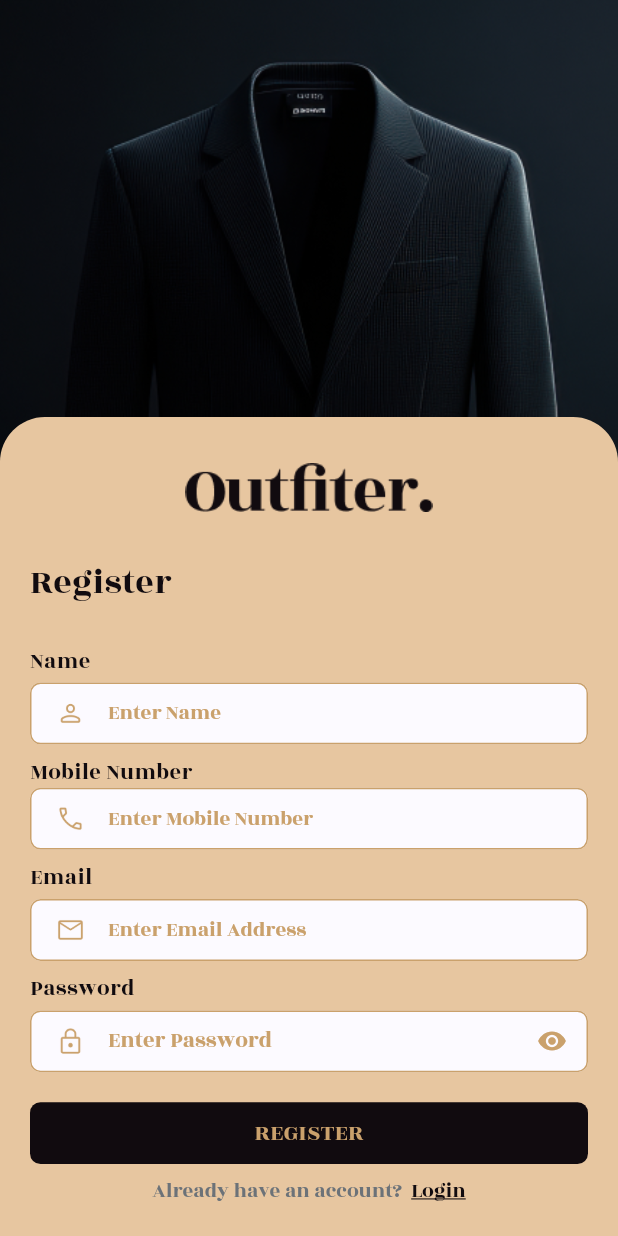
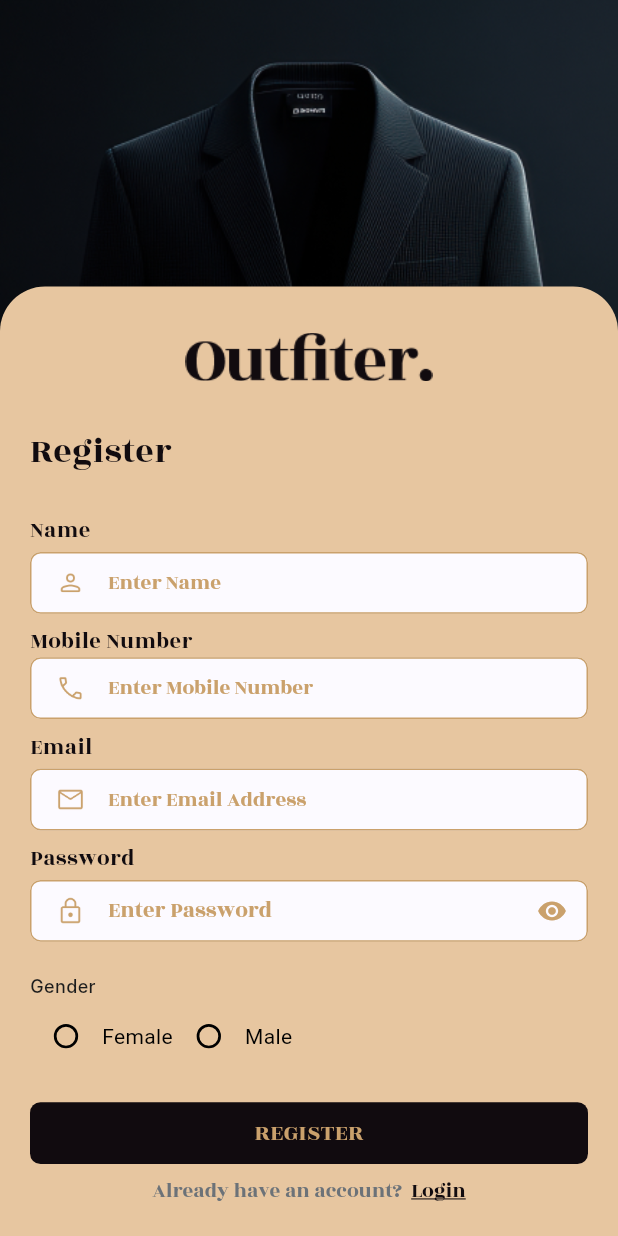
Before and after one commit to SaicharanGattu02/outfitter, a Flutter app: the screen it shows after launch, on a phone screen of 412 x 824 dp. Run offline on Flutter 3.47's test engine with Material 3 defaults, Android fonts, the phone set to English and light mode, and no system bars; our stand-ins replace flutter_spinkit, pin_code_fields, shared_preferences, shimmer; Roboto replaces fonts that are missing (Inter).

Commit message:
Committed by CHARAN 12-11-2024 AT 7:15 AM

```diff
--- a/lib/Authentication/Register.dart
+++ b/lib/Authentication/Register.dart
@@ -1,9 +1,12 @@
 import 'package:flutter/material.dart';
 import 'package:outfitter/Authentication/Login.dart';
-import 'package:outfitter/Screens/dashbord.dart';
+
+import 'package:outfitter/Services/UserApi.dart';
 import 'package:outfitter/utils/Mywidgets.dart';
 
+import '../utils/CustomSnackBar.dart';
 import '../utils/ShakeWidget.dart';
+import 'Otp.dart';
 
 class Register extends StatefulWidget {
   const Register({super.key});
@@ -18,6 +21,8 @@ class _RegisterState extends State<Register> {
   final TextEditingController _phoneController = TextEditingController();
   final TextEditingController _pwdController = TextEditingController();
   bool _obscureText = true;
+  String _gender="";
+  String _validateGender="";
   // Focus nodes
   final FocusNode _focusNodeFullName = FocusNode();
   final FocusNode _focusNodeEmail = FocusNode();
@@ -28,7 +33,7 @@ class _RegisterState extends State<Register> {
   String _validateemail = "";
   String _validatePhone = "";
   String _validatePwd = "";
-  String _validateGender = "";
+
 
   bool _loading = false;
 
@@ -48,7 +53,33 @@ class _RegisterState extends State<Register> {
         _validateemail.isEmpty &&
         _validatePhone.isEmpty &&
         _validatePwd.isEmpty &&
-        _validateGender.isEmpty) {}
+        _validateGender.isEmpty) {
+      RegisterApi();
+    }
+  }
+
+
+
+  Future<void> RegisterApi() async {
+    var data = await Userapi.PostRegister(_fullNameController.text, _emailController.text, _phoneController.text, _pwdController.text, _gender??"");
+    if (data != null) {
+      setState(() {
+        if (data.settings?.success == 1) {
+          _loading=false;
+          CustomSnackBar.show(context, "${data.settings?.message}");
+          Navigator.push(
+              context, MaterialPageRoute(builder: (context) => Login()));
+          // Navigator.push(
+          //     context, MaterialPageRoute(builder: (context) =>LogInScreen()));
+        } else {
+          _loading=false;
+          CustomSnackBar.show(context, "${data.settings?.message}");
+          print("Register failure");
+        }
+      });
+    } else {
+      print("Register >>>${data?.settings?.message}");
+    }
   }
 
   @override
@@ -59,7 +90,8 @@ class _RegisterState extends State<Register> {
     return Scaffold(
       resizeToAvoidBottomInset: true,
       backgroundColor: Color(0xff),
-      body: Stack(
+      body:
+      Stack(
         fit: StackFit.expand,
         children: [
           Column(
@@ -79,7 +111,9 @@ class _RegisterState extends State<Register> {
             ],
           ),
 
+          SizedBox(height: h*0.1,),
           Positioned(
+
             bottom:0,
             child: Container(
               width: w,
@@ -530,6 +564,81 @@ class _RegisterState extends State<Register> {
                   ),
 
                   const SizedBox(height: 12),
+                  Text(
+                    "Gender",
+                    style: TextStyle(
+                      color: Color(0xff1C1C1C),
+                      fontFamily: "Inter",
+                      fontSize: 12,
+                      fontWeight: FontWeight.w500,
+                      height: 19.36 / 12,
+                    ),
+                  ),
+                  Row(mainAxisAlignment: MainAxisAlignment.start,
+                    crossAxisAlignment: CrossAxisAlignment.start,
+                    children: [
+                      Row(
+                        children: [
+                          Transform.scale(
+                            scale: 0.9,
+                            child: Radio<String>(
+                              value: 'Female',
+                              groupValue: _gender,
+                              activeColor: Color(0xff8856F4), // Change the active color
+                              onChanged: (value) {
+                                setState(() {
+                                  _gender = value!;
+                                });
+                              },
+                            ),
+                          ), // Decrease the space between the Radio and the Text
+                          Text('Female'),
+                        ],
+                      ),
+                      Row(
+                        children: [
+                          Transform.scale(
+                            scale: 0.9, // Adjust the scale to decrease the size
+                            child: Radio<String>(
+                              value: 'Male',
+                              groupValue: _gender,
+                              activeColor: Color(0xff8856F4), // Change the active color
+                              onChanged: (value) {
+                                setState(() {
+                                  _gender = value!;
+                                });
+                              },
+                            ),
+                          ),
+                          // Decrease the space between the Radio and the Text
+                          const Text('Male'),
+                        ],
+                      ),
+                    ],
+                  ),if (_validateGender.isNotEmpty) ...[
+                    Container(
+                      alignment: Alignment.topLeft,
+                      margin: EdgeInsets.only(
+                          left: 8, bottom: 10, top: 5),
+                      width: MediaQuery.of(context).size.width * 0.6,
+                      child: ShakeWidget(
+                        key: Key("value"),
+                        duration: Duration(milliseconds: 700),
+                        child: Text(
+                          _validateGender,
+                          style: TextStyle(
+                            fontFamily: "Poppins",
+                            fontSize: 12,
+                            color: Colors.red,
+                            fontWeight: FontWeight.w500,
+                          ),
+                        ),
+                      ),
+                    ),
+                  ] else ...[
+                    SizedBox(height: 8),
+                  ],
+                  const SizedBox(height: 12),
                   InkResponse(
                     onTap: () {
                       _validateFields();
--- a/pubspec.yaml
+++ b/pubspec.yaml
@@ -41,6 +41,7 @@ dependencies:
   shimmer: ^3.0.0
   pin_code_fields: ^8.0.1
   path_provider: ^2.0.15
+  http: ^1.2.2
 
 dev_dependencies:
   flutter_test:
```
Also changed, not shown: lib/Authentication/Login.dart (+29 -1 lines), lib/Authentication/Otp.dart (+34 -2 lines), lib/Model/RegisterModel.dart (added, +56 -0 lines), lib/Services/UserApi.dart (+101 -3 lines), lib/Services/otherservices.dart (+103 -24 lines), pubspec.lock.
